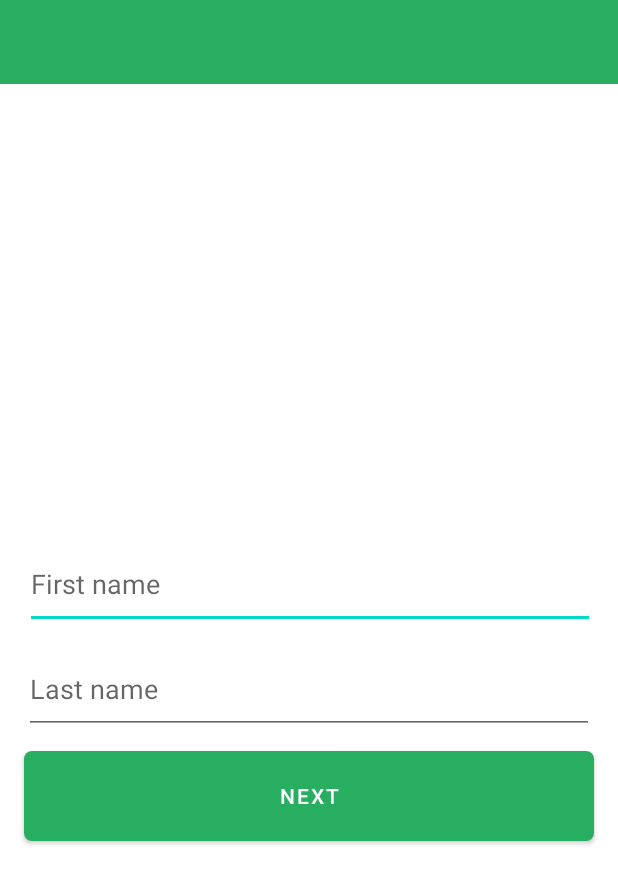
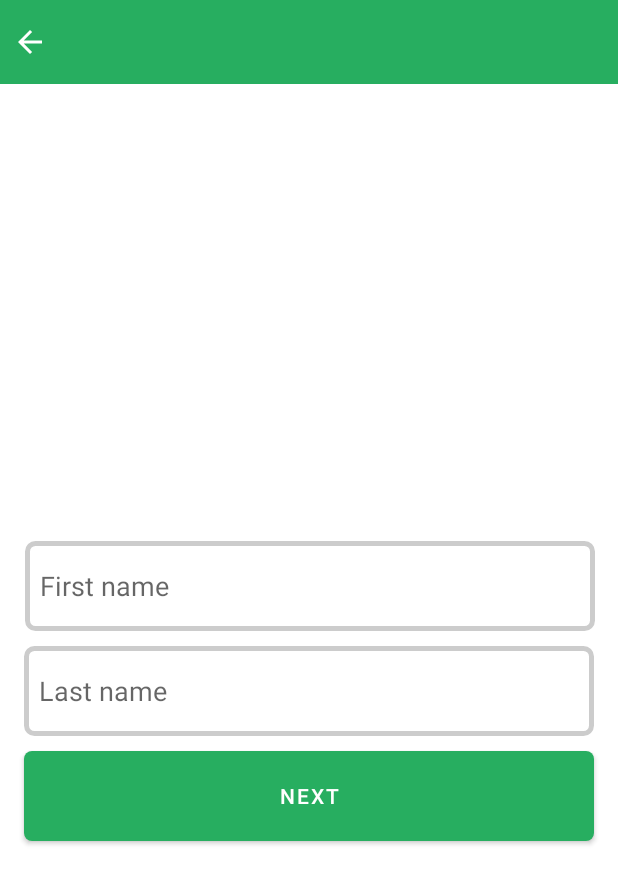
Before and after one commit to duongquocanh1148/FoodyApp, an Android app: the fragment FullNameFragment shown on its own in the app's theme, on a phone screen of 412 x 824 dp. Shown: the top 884 px of the screen. Run offline under Robolectric (Android 15) with nearby library versions, the phone set to English and light mode, and no system bars.

Commit message:
Lab1: finish design

```diff
--- /dev/null
+++ b/app/src/main/res/drawable/border_radius.xml
@@ -0,0 +1,16 @@
+<?xml version="1.0" encoding="utf-8"?>
+<shape xmlns:android="http://schemas.android.com/apk/res/android"
+    android:shape="rectangle">
+
+    <stroke
+    android:width="3dp"
+    android:color="#cccccc" >
+    </stroke>
+    <padding
+        android:left="10dp"
+        android:top="10dp"
+        android:right="10dp"
+        android:bottom="10dp" >
+    </padding>
+    <corners android:radius="5dp"/>
+</shape>
--- /dev/null
+++ b/app/src/main/res/drawable/ic_baseline_arrow_back_24.xml
@@ -0,0 +1,5 @@
+<vector android:height="24dp" android:tint="#FFFFFF"
+    android:viewportHeight="24" android:viewportWidth="24"
+    android:width="24dp" xmlns:android="http://schemas.android.com/apk/res/android">
+    <path android:fillColor="@android:color/white" android:pathData="M20,11H7.83l5.59,-5.59L12,4l-8,8 8,8 1.41,-1.41L7.83,13H20v-2z"/>
+</vector>
--- a/app/src/main/res/layout/fragment_full_name.xml
+++ b/app/src/main/res/layout/fragment_full_name.xml
@@ -7,7 +7,7 @@
     tools:context=".FullNameFragment">
 
     <Button
-        android:id="@+id/btnNext"
+        android:id="@+id/btnRegister"
         android:layout_width="380dp"
         android:layout_height="60dp"
         android:layout_marginBottom="263dp"
@@ -18,7 +18,7 @@
         app:layout_constraintStart_toStartOf="parent" />
 
     <EditText
-        android:id="@+id/edtFirstName"
+        android:id="@+id/edtPassword"
         android:layout_width="380dp"
         android:layout_height="60dp"
         android:layout_marginStart="15dp"
@@ -27,24 +27,24 @@
         android:ems="10"
         android:inputType="textPersonName"
         android:hint="First name"
-
-        app:layout_constraintBottom_toTopOf="@+id/edtLastName"
+        android:background="@drawable/border_radius"
+        app:layout_constraintBottom_toTopOf="@+id/edtCP"
         app:layout_constraintEnd_toEndOf="parent"
         app:layout_constraintHorizontal_bias="0.838"
         app:layout_constraintStart_toStartOf="parent" />
 
     <EditText
-        android:id="@+id/edtLastName"
+        android:id="@+id/edtCP"
         android:layout_width="380dp"
         android:layout_height="60dp"
         android:layout_marginStart="15dp"
         android:layout_marginEnd="15dp"
-        android:layout_marginBottom="11dp"
+        android:layout_marginBottom="10dp"
         android:ems="10"
         android:inputType="textPersonName"
         android:hint="Last name"
-
-        app:layout_constraintBottom_toTopOf="@+id/btnNext"
+        android:background="@drawable/border_radius"
+        app:layout_constraintBottom_toTopOf="@+id/btnRegister"
         app:layout_constraintEnd_toEndOf="parent"
         app:layout_constraintStart_toStartOf="parent" />
 
@@ -59,5 +59,15 @@
         app:layout_constraintStart_toStartOf="parent"
         app:layout_constraintTop_toTopOf="parent" />
 
+    <ImageView
+        android:id="@+id/imageView"
+        android:layout_width="wrap_content"
+        android:layout_height="wrap_content"
+        android:layout_marginStart="8dp"
+        android:src="@drawable/ic_baseline_arrow_back_24"
+        app:layout_constraintBottom_toBottomOf="@+id/toolbar"
+        app:layout_constraintStart_toStartOf="parent"
+        app:layout_constraintTop_toTopOf="parent" />
+
 
 </androidx.constraintlayout.widget.ConstraintLayout>
```
Also changed, not shown: app/src/main/AndroidManifest.xml (+5 -2 lines), app/src/main/java/com/example/dqa_19dh110011/WelcomeActivity.java (added, +15 -0 lines), app/src/main/res/layout/activity_welcome.xml (added, +33 -0 lines), app/src/main/res/layout/fragment_address.xml (+73 -4 lines).
